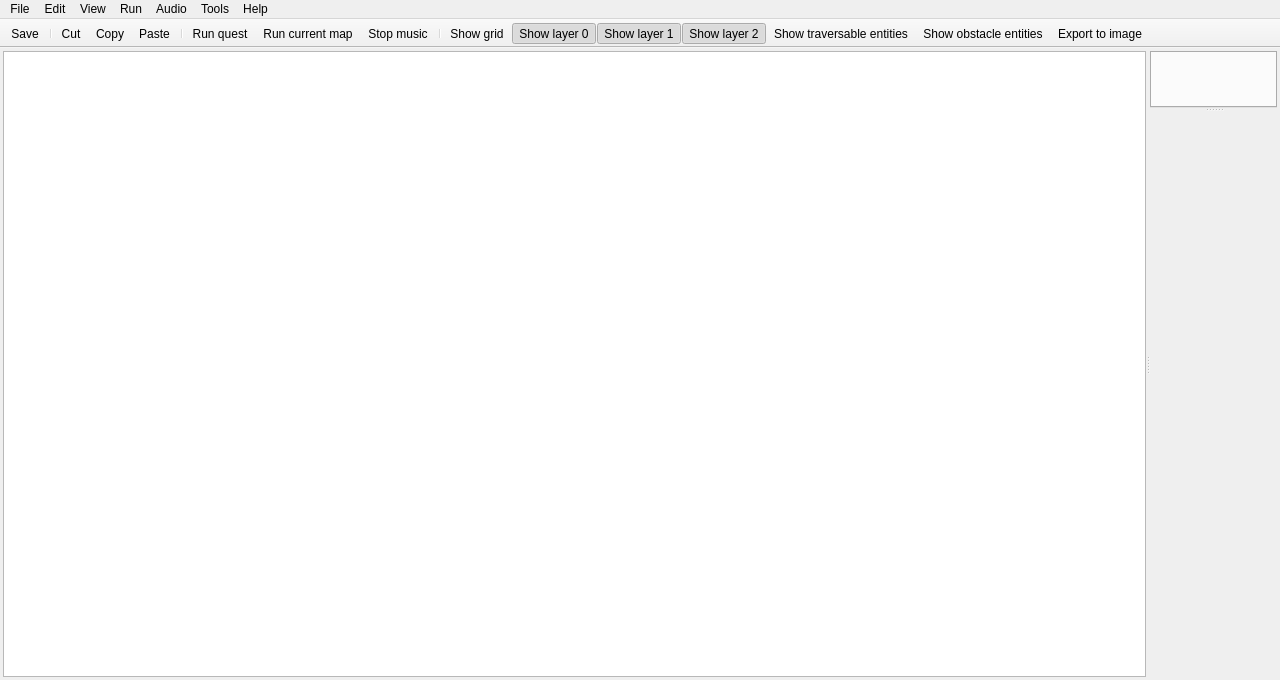
Before: the Qt Designer form src/widgets/main_window.ui in Kangie/solarus, drawn with Qt 5.
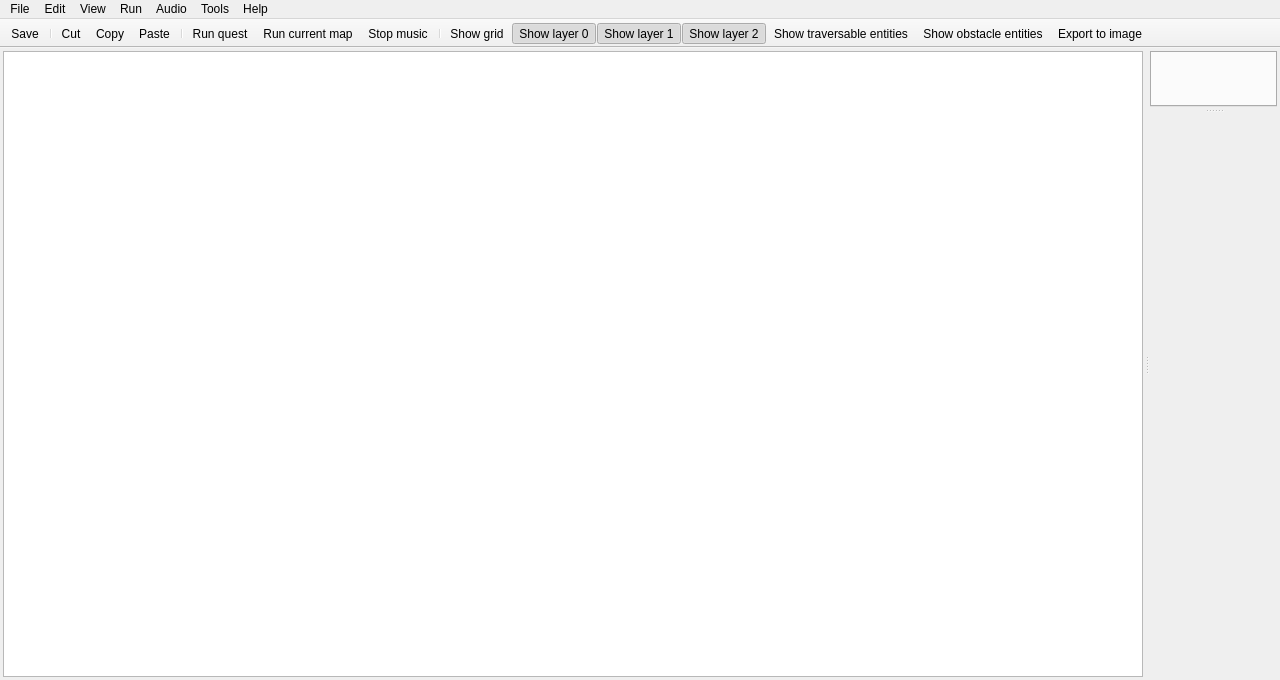
After: the same form once the commit is applied. Icons and pictures are not drawn. Custom widgets are drawn as their Qt base class.

Commit message:
Fix splitter handle sizes
Qlementine seems to have a default splitter handle size of 0.

Diff of the .ui file:
```diff
--- a/src/widgets/main_window.ui
+++ b/src/widgets/main_window.ui
@@ -38,6 +38,9 @@
       <property name="orientation">
        <enum>Qt::Horizontal</enum>
       </property>
+      <property name="handleWidth">
+       <number>7</number>
+      </property>
       <widget class="SolarusEditor::QuestTreeView" name="quest_tree_view">
        <property name="sizePolicy">
         <sizepolicy hsizetype="Expanding" vsizetype="Expanding">
@@ -50,6 +53,9 @@
        <property name="orientation">
         <enum>Qt::Vertical</enum>
        </property>
+       <property name="handleWidth">
+        <number>7</number>
+       </property>
        <widget class="SolarusEditor::EditorTabs" name="tab_widget"/>
        <widget class="SolarusGui::Console" name="console_widget" native="true"/>
       </widget>
```
Left out of the diff: 2 changed lines with no effect on the pictures. The commit also changes 6 other files.
